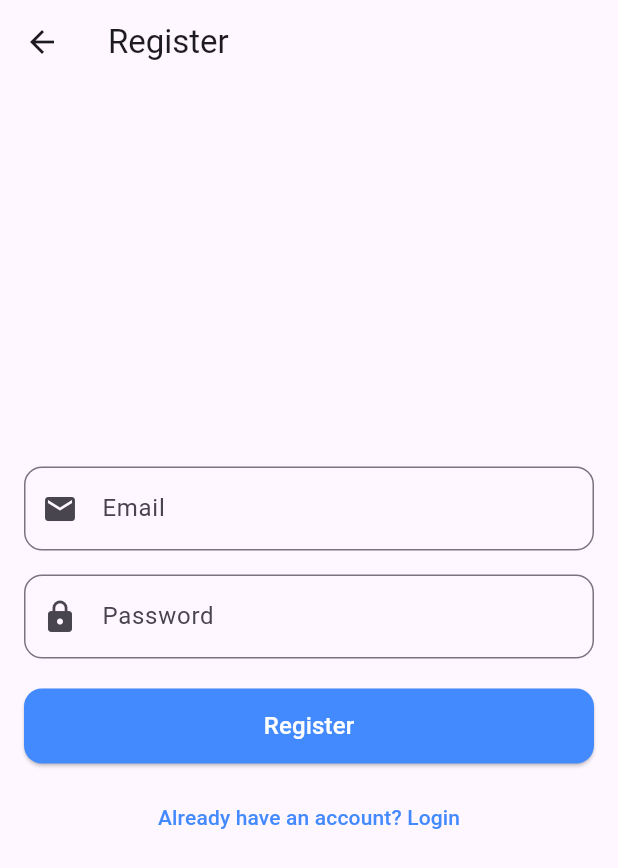
After one commit to 07kamrul/OSM_demo, a Flutter app: the screen it shows after launch, after a tap on "Don't have an account? Register", on a phone screen of 412 x 824 dp. The commit adds this screen. Shown: the top 868 px of the screen. Run offline on Flutter 3.47's test engine with Material 3 defaults, Android fonts, the phone set to English and light mode, and no system bars; our stand-ins replace bloc, equatable, flutter_bloc, flutter_map, geolocator, latlong2.

Commit message:
login register

```diff
--- a/lib/screen/auth_screen.dart
+++ b/lib/screen/auth_screen.dart
@@ -4,6 +4,7 @@ import '../bloc/auth/auth_bloc.dart';
 import '../bloc/auth/auth_event.dart';
 import '../bloc/auth/auth_state.dart';
 import 'distance_tracker_page.dart';
+import 'register_screen.dart'; // Import the RegisterScreen
 
 class AuthScreen extends StatelessWidget {
   final TextEditingController emailController = TextEditingController();
@@ -28,6 +29,7 @@ class AuthScreen extends StatelessWidget {
         }
       },
       child: Scaffold(
+        appBar: AppBar(title: Text('Login')),
         backgroundColor: Colors.white,
         body: Center(
           child: Padding(
@@ -38,7 +40,6 @@ class AuthScreen extends StatelessWidget {
                 // Logo
                 Icon(Icons.lock, size: 80, color: Colors.blueAccent),
                 SizedBox(height: 20),
-
                 // Email Input
                 TextField(
                   controller: emailController,
@@ -50,7 +51,6 @@ class AuthScreen extends StatelessWidget {
                   ),
                 ),
                 SizedBox(height: 16),
-
                 // Password Input
                 TextField(
                   controller: passwordController,
@@ -62,7 +62,6 @@ class AuthScreen extends StatelessWidget {
                   ),
                 ),
                 SizedBox(height: 24),
-
                 // Login Button
                 BlocBuilder<AuthBloc, AuthState>(
                   builder: (context, state) {
@@ -70,14 +69,12 @@ class AuthScreen extends StatelessWidget {
                       onPressed: () {
                         String email = emailController.text.trim();
                         String password = passwordController.text.trim();
-
                         if (email.isEmpty || password.isEmpty) {
                           ScaffoldMessenger.of(context).showSnackBar(
                             SnackBar(content: Text("Please fill all fields"), backgroundColor: Colors.red),
                           );
                           return;
                         }
-
                         context.read<AuthBloc>().add(LoginEvent(email, password));
                       },
                       style: ElevatedButton.styleFrom(
@@ -93,17 +90,19 @@ class AuthScreen extends StatelessWidget {
                   },
                 ),
                 SizedBox(height: 12),
-
                 // Register Button
                 TextButton(
                   onPressed: () {
-                    context.read<AuthBloc>().add(
-                      LoginEvent(
-                        emailController.text,
-                        passwordController.text,
-                      ),
-                    );                  },
-                  child: Text("Don't have an account? Register", style: TextStyle(color: Colors.blueAccent)),
+                    // Navigate to the RegisterScreen
+                    Navigator.push(
+                      context,
+                      MaterialPageRoute(builder: (_) => RegisterScreen()),
+                    );
+                  },
+                  child: Text(
+                    "Don't have an account? Register",
+                    style: TextStyle(color: Colors.blueAccent),
+                  ),
                 ),
               ],
             ),
--- a/lib/screen/distance_tracker_page.dart
+++ b/lib/screen/distance_tracker_page.dart
@@ -201,6 +201,7 @@ class _DistanceTrackerPageState extends State<DistanceTrackerPage> {
             bottom: screenHeight * 0.2, // Adjust based on screen height
             right: screenWidth * 0.05,
             child: FloatingActionButton(
+              heroTag: 'zoomIn', // Unique tag for this button
               onPressed: _zoomIn,
               mini: true,
               backgroundColor: Colors.white,
@@ -212,6 +213,7 @@ class _DistanceTrackerPageState extends State<DistanceTrackerPage> {
             bottom: screenHeight * 0.13, // Adjust based on screen height
             right: screenWidth * 0.05,
             child: FloatingActionButton(
+              heroTag: 'zoomOut', // Unique tag for this button
               onPressed: _zoomOut,
               mini: true,
               backgroundColor: Colors.white,
@@ -223,6 +225,7 @@ class _DistanceTrackerPageState extends State<DistanceTrackerPage> {
             bottom: screenHeight * 0.1,
             right: screenWidth * 0.05,
             child: FloatingActionButton(
+              heroTag: 'togglePanel', // Unique tag for this button
               onPressed: () {
                 setState(() {
                   _isExpanded = !_isExpanded;
@@ -265,6 +268,7 @@ class _DistanceTrackerPageState extends State<DistanceTrackerPage> {
             bottom: screenHeight * 0.05,
             right: screenWidth * 0.05,
             child: FloatingActionButton(
+              heroTag: 'currentLocation', // Unique tag for this button
               onPressed: _getCurrentLocation,
               backgroundColor: Colors.blue,
               child: const Icon(Icons.my_location, color: Colors.white),
--- /dev/null
+++ b/lib/screen/register_screen.dart
@@ -0,0 +1,129 @@
+import 'package:flutter/material.dart';
+import 'package:flutter_bloc/flutter_bloc.dart';
+import '../bloc/auth/auth_bloc.dart';
+import '../bloc/auth/auth_event.dart';
+import '../bloc/auth/auth_state.dart';
+import '../data/models/user.dart';
+import 'auth_screen.dart';
+
+class RegisterScreen extends StatefulWidget {
+  @override
+  _RegisterScreenState createState() => _RegisterScreenState();
+}
+
+class _RegisterScreenState extends State<RegisterScreen> {
+  final TextEditingController emailController = TextEditingController();
+  final TextEditingController passwordController = TextEditingController();
+
+  @override
+  Widget build(BuildContext context) {
+    return Scaffold(
+      appBar: AppBar(title: Text('Register')),
+      body: Padding(
+        padding: const EdgeInsets.all(16.0),
+        child: Column(
+          mainAxisAlignment: MainAxisAlignment.center,
+          children: [
+            // Email Input
+            TextField(
+              controller: emailController,
+              keyboardType: TextInputType.emailAddress,
+              decoration: InputDecoration(
+                labelText: 'Email',
+                border: OutlineInputBorder(borderRadius: BorderRadius.circular(12)),
+                prefixIcon: Icon(Icons.email),
+              ),
+            ),
+            SizedBox(height: 16),
+
+            // Password Input
+            TextField(
+              controller: passwordController,
+              obscureText: true,
+              decoration: InputDecoration(
+                labelText: 'Password',
+                border: OutlineInputBorder(borderRadius: BorderRadius.circular(12)),
+                prefixIcon: Icon(Icons.lock),
+              ),
+            ),
+            SizedBox(height: 20),
+
+            // Register Button with BlocConsumer
+            BlocConsumer<AuthBloc, AuthState>(
+              listener: (context, state) {
+                if (state is AuthSuccess) {
+                  ScaffoldMessenger.of(context).showSnackBar(
+                    SnackBar(
+                      content: Text(state.message),
+                      backgroundColor: Colors.green,
+                    ),
+                  );
+
+                  // ✅ Check if widget is still mounted before navigating
+                  Future.delayed(Duration(seconds: 2), () {
+                    if (mounted) {
+                      Navigator.pushReplacement(
+                        context,
+                        MaterialPageRoute(builder: (_) => AuthScreen()),
+                      );
+                    }
+                  });
+                } else if (state is AuthFailure) {
+                  ScaffoldMessenger.of(context).showSnackBar(
+                    SnackBar(
+                      content: Text(state.error),
+                      backgroundColor: Colors.red,
+                    ),
+                  );
+                }
+              },
+              builder: (context, state) {
+                return ElevatedButton(
+                  onPressed: () {
+                    String email = emailController.text.trim();
+                    String password = passwordController.text.trim();
+
+                    if (email.isEmpty || password.isEmpty) {
+                      ScaffoldMessenger.of(context).showSnackBar(
+                        SnackBar(
+                          content: Text("Please fill all fields"),
+                          backgroundColor: Colors.red,
+                        ),
+                      );
+                      return;
+                    }
+
+                    final user = User(email: email, password: password);
+                    context.read<AuthBloc>().add(RegisterEvent(user));
+                  },
+                  style: ElevatedButton.styleFrom(
+                    backgroundColor: Colors.blueAccent,
+                    foregroundColor: Colors.white,
+                    minimumSize: Size(double.infinity, 50),
+                    shape: RoundedRectangleBorder(borderRadius: BorderRadius.circular(12)),
+                  ),
+                  child: state is AuthLoading
+                      ? CircularProgressIndicator(color: Colors.white)
+                      : Text("Register", style: TextStyle(fontSize: 16)),
+                );
+              },
+            ),
+
+            SizedBox(height: 12),
+
+            // Already have an account? Login
+            TextButton(
+              onPressed: () {
+                Navigator.pushReplacement(
+                  context,
+                  MaterialPageRoute(builder: (_) => AuthScreen()),
+                );
+              },
+              child: Text("Already have an account? Login", style: TextStyle(color: Colors.blueAccent)),
+            ),
+          ],
+        ),
+      ),
+    );
+  }
+}
```
